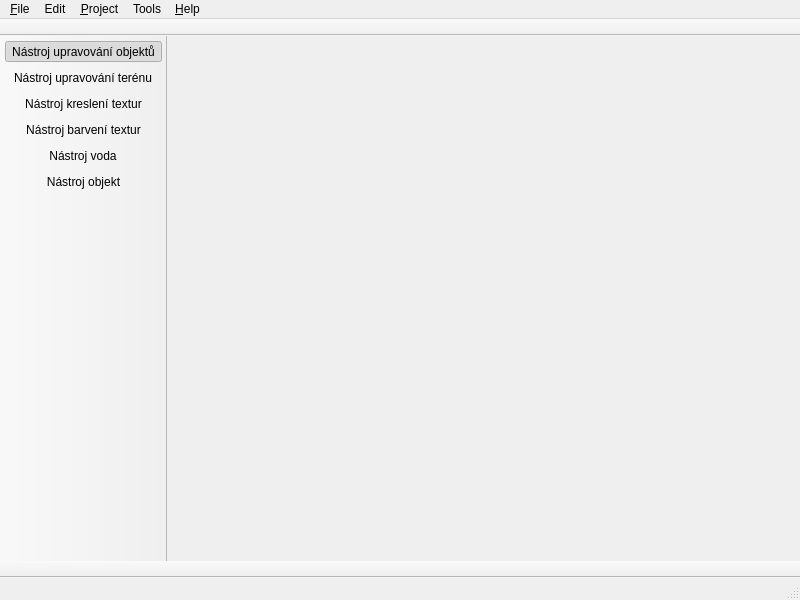
glararan/QEditor, file src/mainwindow.ui: the form before one commit.
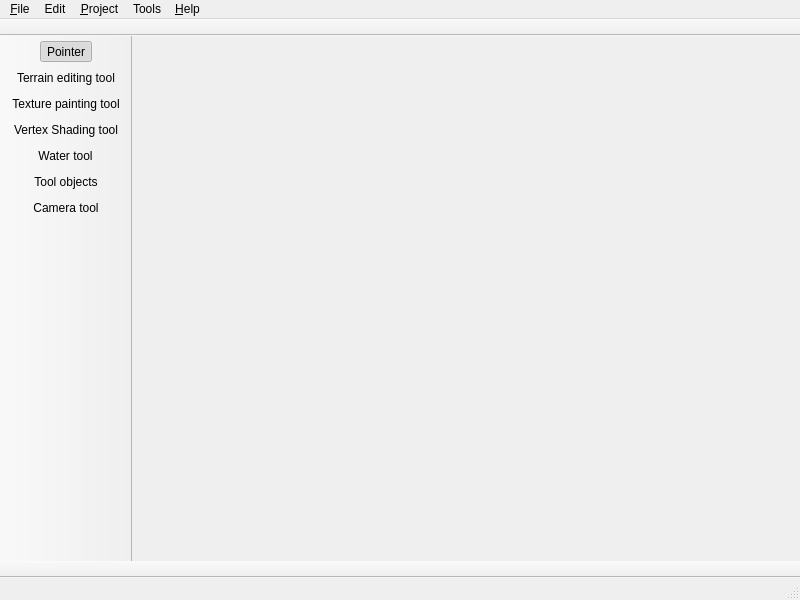
The form after the commit. Icons and pictures are not drawn.

Diff of the .ui file:
```diff
--- a/src/mainwindow.ui
+++ b/src/mainwindow.ui
@@ -83,6 +83,7 @@
    <addaction name="action_mapview_m3"/>
    <addaction name="action_mapview_m4"/>
    <addaction name="action_mapview_m5"/>
+   <addaction name="action_mapview_m6"/>
   </widget>
   <widget class="QMenuBar" name="menubar">
    <property name="geometry">
@@ -214,7 +215,10 @@
      <normaloff>:/arrow</normaloff>:/arrow</iconset>
    </property>
    <property name="text">
-    <string>Nástroj upravování objektů</string>
+    <string>Pointer</string>
+   </property>
+   <property name="toolTip">
+    <string>Pointer</string>
    </property>
   </action>
   <action name="action_Speed_0">
@@ -272,7 +276,10 @@
      <normaloff>:/terrain</normaloff>:/terrain</iconset>
    </property>
    <property name="text">
-    <string>Nástroj upravování terénu</string>
+    <string>Terrain editing tool</string>
+   </property>
+   <property name="toolTip">
+    <string>Terrain editing tool</string>
    </property>
   </action>
   <action name="action_Test">
@@ -430,7 +437,7 @@
      <normaloff>:/brush_icon</normaloff>:/brush_icon</iconset>
    </property>
    <property name="text">
-    <string>Nástroj kreslení textur</string>
+    <string>Texture painting tool</string>
    </property>
    <property name="toolTip">
     <string>Paint</string>
@@ -504,7 +511,7 @@
      <normaloff>:/vertexshading_icon</normaloff>:/vertexshading_icon</iconset>
    </property>
    <property name="text">
-    <string>Nástroj barvení textur</string>
+    <string>Vertex Shading tool</string>
    </property>
    <property name="toolTip">
     <string>Vertex Shading</string>
@@ -538,7 +545,7 @@
      <normaloff>:/water_icon</normaloff>:/water_icon</iconset>
    </property>
    <property name="text">
-    <string>Nástroj voda</string>
+    <string>Water tool</string>
    </property>
    <property name="toolTip">
     <string>Water</string>
@@ -553,7 +560,7 @@
      <normaloff>:/object_icon</normaloff>:/object_icon</iconset>
    </property>
    <property name="text">
-    <string>Nástroj objekt</string>
+    <string>Tool objects</string>
    </property>
    <property name="toolTip">
     <string>Object</string>
@@ -575,6 +582,21 @@
     <string>L</string>
    </property>
   </action>
+  <action name="action_mapview_m6">
+   <property name="checkable">
+    <bool>true</bool>
+   </property>
+   <property name="icon">
+    <iconset resource="../qeditor.qrc">
+     <normaloff>:/camera_icon</normaloff>:/camera_icon</iconset>
+   </property>
+   <property name="text">
+    <string>Camera tool</string>
+   </property>
+   <property name="toolTip">
+    <string>Camera tool</string>
+   </property>
+  </action>
  </widget>
  <resources>
   <include location="../qeditor.qrc"/>
```
Left out of the diff: 15 changed lines with no effect on the pictures.
